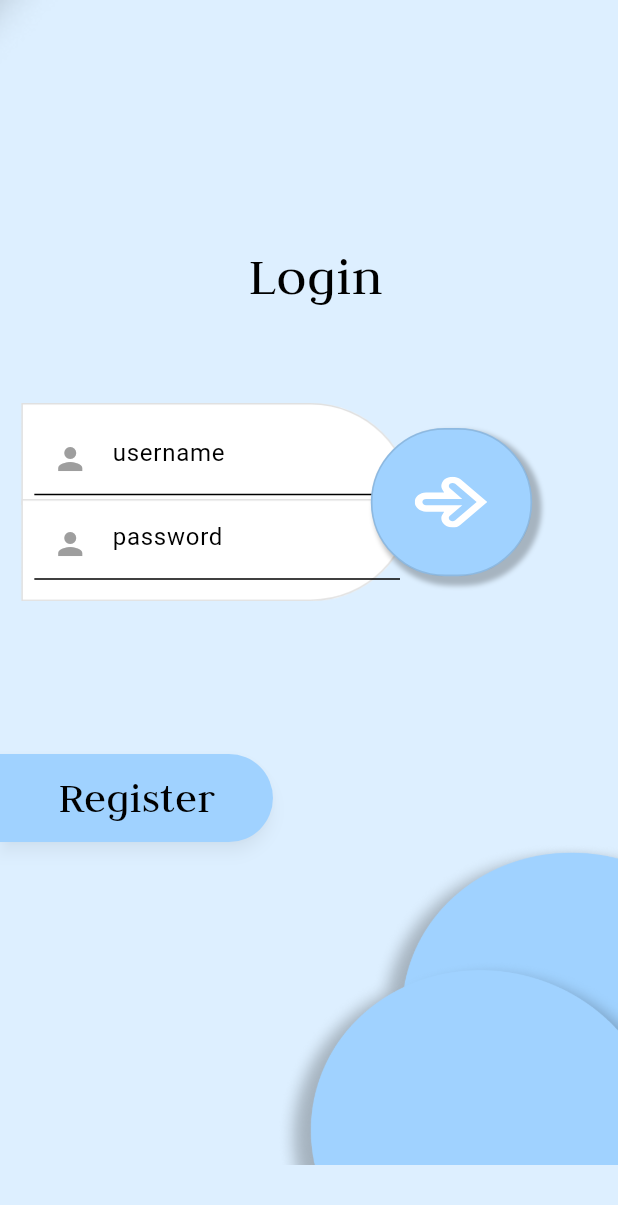
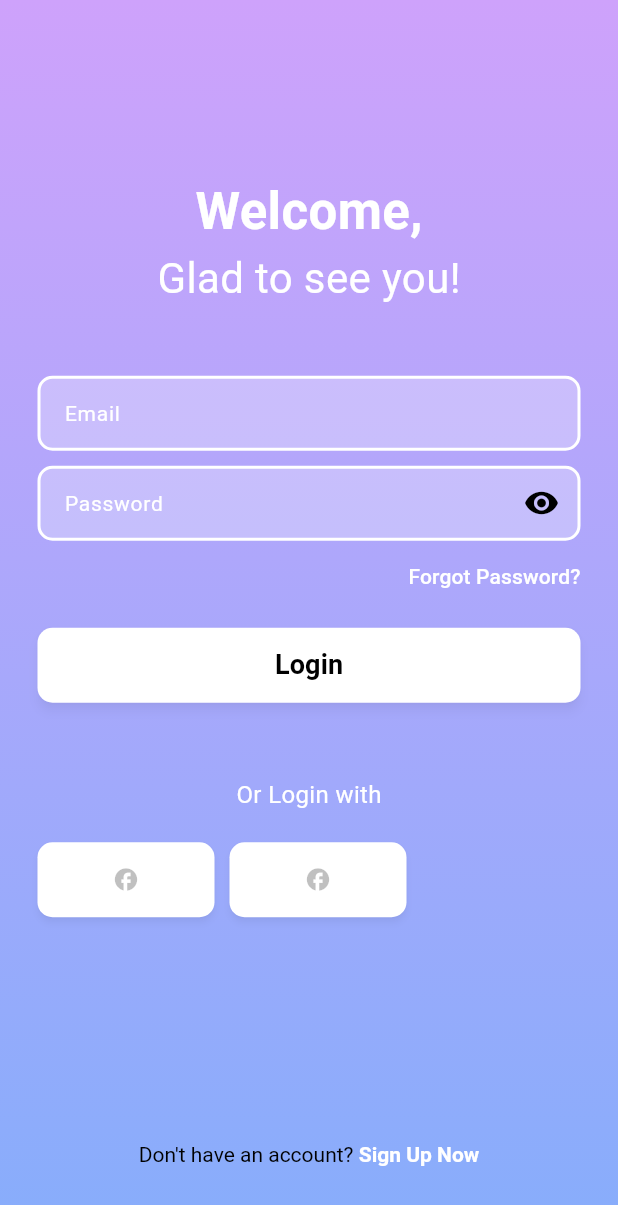
Before and after one commit to pranitdas8/attendance, a Flutter app: the screen it shows after launch, after a tap on "Login", on a phone screen of 412 x 824 dp. Shown: the top 1205 px of the screen. Run offline on Flutter 3.47's test engine with Material 3 defaults, Android fonts, the phone set to English and light mode, and no system bars; our stand-ins replace cached_network_image, cloud_firestore, firebase_core, flutter_svg, flutter_svg_provider, shared_preferences; accounts and stored records are empty.

Commit message:
update login page:

```diff
--- a/lib/presentation/android_large_1_home_screen/android_large_1_home_screen.dart
+++ b/lib/presentation/android_large_1_home_screen/android_large_1_home_screen.dart
@@ -48,8 +48,8 @@ class AndroidLarge1HomeScreen extends StatelessWidget {
                 width: 167.h,
                 text: "Login",
                 onPressed: () {
-                  Navigator.of(context).push(MaterialPageRoute(
-                      builder: (context) => AndroidLarge1LoginScreen()));
+                  Navigator.of(context).push(
+                      MaterialPageRoute(builder: (context) => LoginPage()));
                 },
               ),
               SizedBox(height: 20.v),
--- a/lib/presentation/android_large_1_login_screen/android_large_1_login_screen.dart
+++ b/lib/presentation/android_large_1_login_screen/android_large_1_login_screen.dart
@@ -1,165 +1,74 @@
-import 'package:attendance_app/widgets/custom_elevated_button.dart';
-import 'package:flutter_svg_provider/flutter_svg_provider.dart' as fs;
+import 'package:attendance_app/presentation/widgets/auth_backgound.dart';
+import 'package:attendance_app/presentation/widgets/auth_textfields.dart';
+import 'package:attendance_app/presentation/widgets/auth_texts.dart';
+import 'package:attendance_app/presentation/widgets/buttons.dart';
 import 'package:flutter/material.dart';
-import 'package:attendance_app/core/app_export.dart';
 
-class AndroidLarge1LoginScreen extends StatelessWidget {
-  const AndroidLarge1LoginScreen({Key? key})
-      : super(
-          key: key,
-        );
+class LoginPage extends StatelessWidget {
+  const LoginPage({super.key});
 
   @override
   Widget build(BuildContext context) {
-    return SafeArea(
-      child: Scaffold(
-        body: SizedBox(
-          width: double.maxFinite,
-          child: SingleChildScrollView(
+    final AuthTexts authTexts = AuthTexts();
+    final TextEditingController emailController = TextEditingController();
+    final TextEditingController passwordController = TextEditingController();
+    var _formKey = GlobalKey<FormState>();
+
+    return AuthBackgroundScaffold(
+      child: Column(
+        mainAxisAlignment: MainAxisAlignment.center,
+        children: [
+          SizedBox(height: 70),
+          authTexts.title("Welcome,"),
+          authTexts.subtitle("Glad to see you!"),
+          SizedBox(height: 45),
+          Form(
             child: Column(
-              crossAxisAlignment: CrossAxisAlignment.start,
               children: [
-                SizedBox(
-                  height: 204.v,
-                  width: 223.h,
-                  child: Stack(
-                    alignment: Alignment.bottomRight,
-                    children: [
-                      CustomImageView(
-                        imagePath: ImageConstant.imgDesignUpper,
-                        height: 178.v,
-                        width: 207.h,
-                        alignment: Alignment.topLeft,
-                      ),
-                      Align(
-                        alignment: Alignment.bottomRight,
-                        child: Text(
-                          "Login",
-                          style: theme.textTheme.displaySmall,
-                        ),
-                      ),
-                    ],
-                  ),
+                AuthTextField(
+                  isPassword: false,
+                  hint: "Email",
+                  controller: emailController,
                 ),
-                SizedBox(height: 57.v),
-                _buildTen(context),
-                SizedBox(height: 25.v),
-                Align(
-                  alignment: Alignment.centerRight,
-                  child: Padding(
-                    padding: EdgeInsets.only(right: 9.h),
-                    // child: Text(
-                    //   "Forgotten Password ?",
-                    //   style: theme.textTheme.bodySmall,
-                    // ),
-                  ),
+                SizedBox(height: 10),
+                AuthTextField(
+                  isPassword: true,
+                  hint: "Password",
+                  controller: passwordController,
                 ),
-                SizedBox(height: 74.v),
-                _buildEleven(context),
+                forgotPasswordButton(),
               ],
             ),
           ),
-        ),
-      ),
-    );
-  }
-
-  /// Section Widget
-  Widget _buildTen(BuildContext context) {
-    return SizedBox(
-      height: 128.v,
-      width: 310.h,
-      child: Stack(
-        alignment: Alignment.centerRight,
-        children: [
-          Align(
-            alignment: Alignment.centerLeft,
-            child: Container(
-              margin: EdgeInsets.only(right: 57.h),
-              padding: EdgeInsets.symmetric(
-                horizontal: 20.h,
-                vertical: 13.v,
-              ),
-              decoration: BoxDecoration(
-                image: DecorationImage(
-                  image: fs.Svg(
-                    ImageConstant.imgGroup1,
-                  ),
-                  fit: BoxFit.cover,
-                ),
-              ),
-              child: Column(
-                mainAxisSize: MainAxisSize.min,
-                crossAxisAlignment: CrossAxisAlignment.start,
-                children: [
-                  TextField(
-                    decoration: InputDecoration(
-                        hintText: "username",
-                        prefixIcon: Icon(
-                          Icons.person,
-                          color: Colors.grey,
-                        )),
-                  ),
-                  SizedBox(height: 8.v),
-                  TextField(
-                    decoration: InputDecoration(
-                        hintText: "password",
-                        prefixIcon: Icon(
-                          Icons.person,
-                          color: Colors.grey,
-                        )),
-                  ),
-                  SizedBox(height: 10.v),
-                ],
-              ),
-            ),
+          SizedBox(height: 10),
+          LoginButton("Login", onPressed: () {}),
+          SizedBox(height: 50),
+          Text(
+            "Or Login with",
+            style: TextStyle(color: Colors.white, fontSize: 16),
           ),
-          Align(
-            alignment: Alignment.centerRight,
-            child: Container(
-              height: 96.v,
-              width: 94.h,
-              padding: EdgeInsets.symmetric(
-                horizontal: 20.h,
-                vertical: 29.v,
-              ),
-              decoration: AppDecoration.outlineOnPrimary.copyWith(
-                borderRadius: BorderRadiusStyle.circleBorder48,
-              ),
-              child: CustomImageView(
-                imagePath: ImageConstant.imgAttach,
-                height: 33.v,
-                width: 48.h,
-                alignment: Alignment.center,
-              ),
-            ),
-          ),
+          SizedBox(height: 20),
+          SocialLoginButtons(),
+          SizedBox(height: 150),
+          ChangeAuthTextButton(isLogin: true),
         ],
       ),
     );
   }
 
-  /// Section Widget
-  Widget _buildEleven(BuildContext context) {
-    return SizedBox(
-      width: double.maxFinite,
-      child: Row(
-        crossAxisAlignment: CrossAxisAlignment.start,
-        children: [
-          CustomElevatedButton(
-            width: 159.h,
-            text: "Register",
-            margin: EdgeInsets.only(bottom: 209.v),
-            buttonStyle: CustomButtonStyles.outlinePrimaryLR30,
-          ),
-          CustomImageView(
-            imagePath: ImageConstant.imgDesignUpperBlue200,
-            height: 216.v,
-            width: 201.h,
-            margin: EdgeInsets.only(top: 50.v),
-          ),
-        ],
-      ),
+  Row forgotPasswordButton() {
+    return Row(
+      mainAxisAlignment: MainAxisAlignment.end,
+      children: [
+        TextButton(
+            style: ButtonStyle(
+                padding: MaterialStateProperty.all(EdgeInsets.zero)),
+            onPressed: () {},
+            child: Text(
+              "Forgot Password?",
+              style: TextStyle(color: Colors.white),
+            ))
+      ],
     );
   }
 }
--- a/lib/presentation/android_large_1_register_screen/android_large_1_register_screen.dart
+++ b/lib/presentation/android_large_1_register_screen/android_large_1_register_screen.dart
@@ -1,3 +1,5 @@
+// ignore_for_file: avoid_print
+
 import 'package:attendance_app/widgets/custom_elevated_button.dart';
 import 'package:flutter_svg_provider/flutter_svg_provider.dart' as fs;
 import 'package:flutter/material.dart';
@@ -5,7 +7,7 @@ import 'package:attendance_app/core/app_export.dart';
 import 'package:cloud_firestore/cloud_firestore.dart';
 
 class AndroidLarge1RegisterScreen extends StatelessWidget {
-  AndroidLarge1RegisterScreen({Key? key}) : super(key: key);
+  AndroidLarge1RegisterScreen({super.key});
 
   final FirebaseFirestore firestore = FirebaseFirestore.instance;
 
@@ -71,7 +73,7 @@ class AndroidLarge1RegisterScreen extends StatelessWidget {
                                   height: 40.v,
                                   width: 150.h,
                                   child: TextField(
-                                    decoration: InputDecoration(
+                                    decoration: const InputDecoration(
                                       hintText: "Name",
                                       border: OutlineInputBorder(),
                                     ),
@@ -100,7 +102,7 @@ class AndroidLarge1RegisterScreen extends StatelessWidget {
                                         .h), // Add spacing between icon and text field
                                 Expanded(
                                   child: TextField(
-                                    decoration: InputDecoration(
+                                    decoration: const InputDecoration(
                                       hintText: "Email",
                                       border: OutlineInputBorder(),
                                     ),
@@ -131,7 +133,7 @@ class AndroidLarge1RegisterScreen extends StatelessWidget {
                                           .h), // Add spacing between icon and text field
                                   Expanded(
                                     child: TextField(
-                                      decoration: InputDecoration(
+                                      decoration: const InputDecoration(
                                         hintText: "Employee ID",
                                         border: OutlineInputBorder(),
                                       ),
@@ -163,7 +165,7 @@ class AndroidLarge1RegisterScreen extends StatelessWidget {
                                           .h), // Add spacing between icon and text field
                                   Expanded(
                                     child: TextField(
-                                      decoration: InputDecoration(
+                                      decoration: const InputDecoration(
                                         hintText: "Department",
                                         border: OutlineInputBorder(),
                                       ),
@@ -191,11 +193,12 @@ class AndroidLarge1RegisterScreen extends StatelessWidget {
                                     padding: EdgeInsets.only(left: 12.h),
                                     child: TextButton(
                                       onPressed: () {
+                                        // _storeDataInFirestore();
                                         // Add functionality to capture image
                                         print(
                                             "Capture button pressed"); // Debug: Print when the capture button is pressed
                                       },
-                                      child: Text(
+                                      child: const Text(
                                         "Capture",
                                         style: TextStyle(
                                           color: Colors
@@ -207,26 +210,32 @@ class AndroidLarge1RegisterScreen extends StatelessWidget {
                                 ],
                               ),
                             ),
+                            ElevatedButton(
+                              onPressed: () {},
+                              style: ElevatedButton.styleFrom(
+                                backgroundColor: Colors.blue,
+                                foregroundColor: Colors.white,
+                                elevation: 3,
+                                shape: RoundedRectangleBorder(
+                                  borderRadius: BorderRadius.circular(10.0),
+                                ),
+                              ),
+                              child: Container(
+                                height: 50.h,
+                                width: double.infinity,
+                                decoration: const BoxDecoration(),
+                                child: const Center(
+                                  child: Text(
+                                    "Login",
+                                    style: TextStyle(
+                                        fontSize: 18,
+                                        color: Colors.black,
+                                        fontWeight: FontWeight.w700),
+                                  ),
+                                ),
+                              ),
+                            ),
                           ],
-                        ),
-                      ),
-                    ),
-                    Align(
-                      alignment: Alignment.topRight,
-                      child: Container(
-                        height: 122.adaptSize,
-                        width: 122.adaptSize,
-                        margin: EdgeInsets.only(top: 97.v, right: 24.h),
-                        padding: EdgeInsets.symmetric(
-                            horizontal: 33.h, vertical: 39.v),
-                        decoration: AppDecoration.outlineOnPrimary.copyWith(
-                          borderRadius: BorderRadiusStyle.circleBorder61,
-                        ),
-                        child: CustomImageView(
-                          imagePath: ImageConstant.imgCheckmark,
-                          height: 37.v,
-                          width: 53.h,
-                          alignment: Alignment.topCenter,
                         ),
                       ),
                     ),
--- /dev/null
+++ b/lib/presentation/widgets/auth_backgound.dart
@@ -0,0 +1,26 @@
+import 'package:flutter/material.dart';
+
+class AuthBackgroundScaffold extends StatelessWidget {
+  final Widget child;
+  AuthBackgroundScaffold({
+    required this.child,
+    super.key,
+  });
+
+  @override
+  Widget build(BuildContext context) {
+    return Scaffold(
+      backgroundColor: Colors.transparent,
+      body: Container(
+        width: double.infinity,
+        child: Padding(
+            padding: EdgeInsets.symmetric(horizontal: 25), child: child),
+        decoration: BoxDecoration(
+            gradient: LinearGradient(
+                begin: Alignment.topCenter,
+                end: Alignment.bottomCenter,
+                colors: [Color(0xffCEA2FB), Color(0xff87ADFB)])),
+      ),
+    );
+  }
+}
--- /dev/null
+++ b/lib/presentation/widgets/auth_textfields.dart
@@ -0,0 +1,44 @@
+import 'package:flutter/material.dart';
+
+class AuthTextField extends StatelessWidget {
+  final bool isPassword;
+  final String hint;
+  final TextEditingController controller;
+  bool isObscure;
+  AuthTextField(
+      {super.key,
+      required this.isPassword,
+      required this.hint,
+      required this.controller,
+      this.isObscure = false});
+
+  @override
+  Widget build(BuildContext context) {
+    return Container(
+      width: double.infinity,
+      decoration: BoxDecoration(
+          color: Colors.white.withOpacity(0.27),
+          borderRadius: BorderRadius.circular(10),
+          border: Border.all(color: Colors.white, width: 2)),
+      height: 50,
+      child: TextFormField(
+        controller: controller,
+        style: TextStyle(color: Colors.white),
+        decoration: InputDecoration(
+            border: OutlineInputBorder(
+                borderRadius: BorderRadius.circular(10),
+                borderSide: BorderSide.none),
+            hintText: hint,
+            hintStyle: TextStyle(color: Colors.white, fontSize: 14),
+            suffixIcon: isPassword
+                ? IconButton(
+                    icon: Icon(Icons.remove_red_eye),
+                    onPressed: () {},
+                  )
+                : null),
+        obscureText: isPassword || isObscure,
+        // keyboardType: keytype,
+      ),
+    );
+  }
+}
--- /dev/null
+++ b/lib/presentation/widgets/auth_texts.dart
@@ -0,0 +1,18 @@
+import 'package:flutter/material.dart';
+
+class AuthTexts {
+  Text title(String title) {
+    return Text(
+      title,
+      style: TextStyle(
+          color: Colors.white, fontWeight: FontWeight.bold, fontSize: 34),
+    );
+  }
+
+  Text subtitle(String subtitle) {
+    return Text(
+      subtitle,
+      style: TextStyle(color: Colors.white, fontSize: 28),
+    );
+  }
+}
--- /dev/null
+++ b/lib/presentation/widgets/buttons.dart
@@ -0,0 +1,150 @@
+// ignore_for_file: public_member_api_docs, sort_constructors_first
+import 'package:flutter/material.dart';
+
+class LoginButton extends StatelessWidget {
+  String text = "Login";
+  void Function() onPressed;
+  LoginButton(
+    this.text, {
+    required this.onPressed,
+    super.key,
+  });
+
+  @override
+  Widget build(BuildContext context) {
+    return ElevatedButton(
+      onPressed: onPressed,
+      child: Container(
+        height: 50,
+        width: double.infinity,
+        decoration: BoxDecoration(),
+        child: Center(
+          child: Text(
+            text,
+            style: TextStyle(
+                fontSize: 18, color: Colors.black, fontWeight: FontWeight.w700),
+          ),
+        ),
+      ),
+      style: ElevatedButton.styleFrom(
+        backgroundColor: Colors.white,
+        foregroundColor: Colors.white,
+        elevation: 3,
+        shape: RoundedRectangleBorder(
+          borderRadius: BorderRadius.circular(10.0),
+        ),
+      ),
+    );
+  }
+}
+
+class SignupButton extends StatelessWidget {
+  void Function() onPressed;
+  SignupButton({
+    required this.onPressed,
+    super.key,
+  });
+
+  @override
+  Widget build(BuildContext context) {
+    return Container(
+      // color: Colors.transparent,
+      height: 55,
+      width: double.infinity,
+      decoration: BoxDecoration(
+          borderRadius: BorderRadius.circular(10),
+          color: Colors.transparent,
+          border: Border.all(color: Colors.white, width: 3)),
+      child: ElevatedButton(
+        onPressed: onPressed,
+        child: Center(
+          child: Text(
+            'Sign Up',
+            style: TextStyle(
+                fontSize: 18, color: Colors.white, fontWeight: FontWeight.w700),
+          ),
+        ),
+        style: ElevatedButton.styleFrom(
+          backgroundColor: Colors.transparent,
+          elevation: 0,
+          // foregroundColor: Colors.transparent,
+          shape: RoundedRectangleBorder(
+            borderRadius: BorderRadius.circular(10.0),
+          ),
+        ),
+      ),
+    );
+  }
+}
+
+class SocialLoginButtons extends StatelessWidget {
+  SocialLoginButtons({
+    Key? key,
+  }) : super(key: key);
+
+  @override
+  Widget build(BuildContext context) {
+    return Row(
+      children: [
+        SocialLoginButton(),
+        SizedBox(width: 10),
+        SocialLoginButton(),
+      ],
+    );
+  }
+
+  ElevatedButton SocialLoginButton() {
+    return ElevatedButton(
+      onPressed: () {
+        // Handle login button press
+      },
+      child: Container(
+        height: 50,
+        width: 118,
+        decoration: BoxDecoration(),
+        child: Icon(Icons.facebook),
+      ),
+      style: ElevatedButton.styleFrom(
+        backgroundColor: Colors.white,
+        elevation: 2,
+        shape: RoundedRectangleBorder(
+          borderRadius: BorderRadius.circular(10.0),
+        ),
+      ),
+    );
+  }
+}
+
+class ChangeAuthTextButton extends StatelessWidget {
+  final bool isLogin;
+  const ChangeAuthTextButton({
+    super.key,
+    required this.isLogin,
+  });
+
+  @override
+  Widget build(BuildContext context) {
+    return InkWell(
+      onTap: () {},
+      child: RichText(
+        text: new TextSpan(
+          style: new TextStyle(
+            fontSize: 14.0,
+            color: Colors.black,
+          ),
+          children: <TextSpan>[
+            new TextSpan(
+                text: isLogin
+                    ? "Don't have an account? "
+                    : "Already have an account? "),
+            new TextSpan(
+              text: isLogin ? 'Sign Up Now' : "Login Now",
+              style: new TextStyle(
+                  fontWeight: FontWeight.bold, color: Colors.white),
+            ),
+          ],
+        ),
+      ),
+    );
+  }
+}
--- a/lib/routes/app_routes.dart
+++ b/lib/routes/app_routes.dart
@@ -17,7 +17,7 @@ class AppRoutes {
 
   static Map<String, WidgetBuilder> routes = {
     androidLarge1HomeScreen: (context) => AndroidLarge1HomeScreen(),
-    androidLarge1LoginScreen: (context) => AndroidLarge1LoginScreen(),
+    androidLarge1LoginScreen: (context) => LoginPage(),
     androidLarge1RegisterScreen: (context) => AndroidLarge1RegisterScreen(),
     appNavigationScreen: (context) => AppNavigationScreen()
   };
```
Also changed, not shown: pubspec.yaml (+1 -34 lines), 3 other files.
